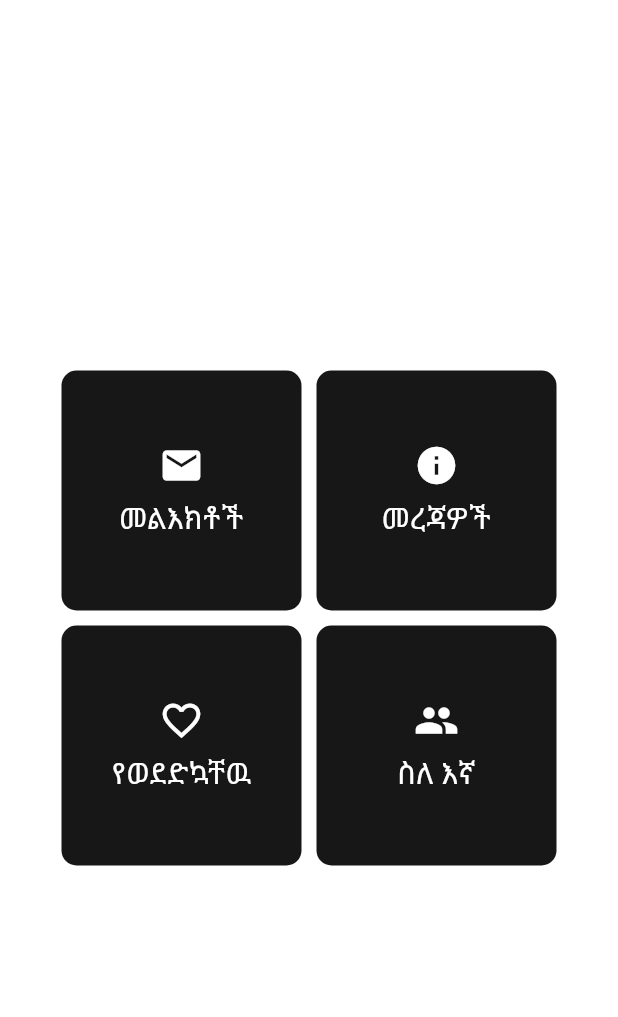
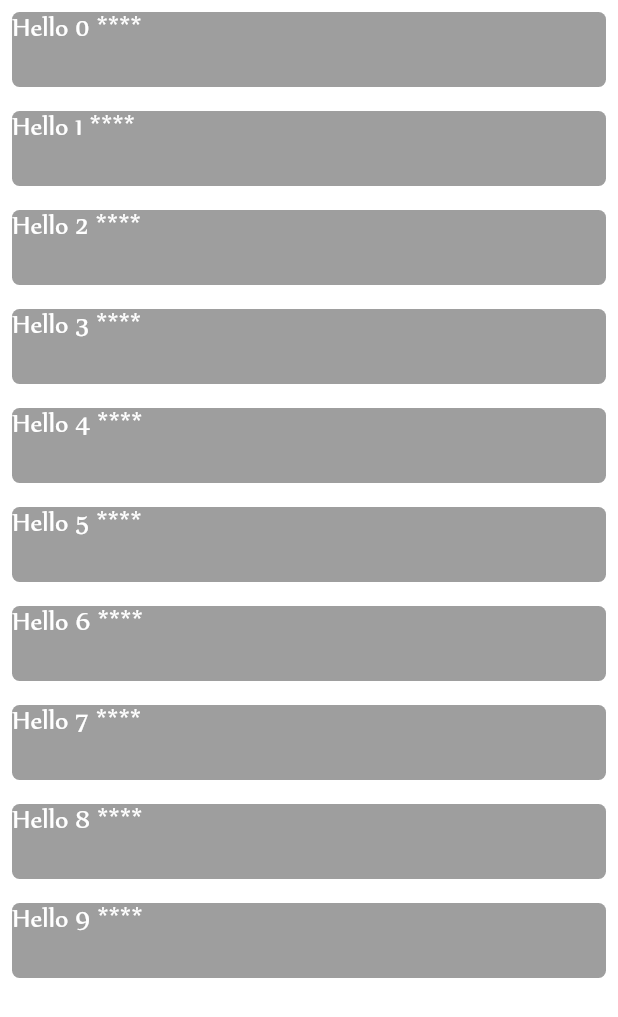
Before and after one commit to hailemix/EnenaAnchi_Flutter, a Flutter app: the screen it shows after launch, after a tap on "መረጃዎች", on a phone screen of 412 x 824 dp. Shown: the top 1017 px of the screen. Run offline on Flutter 3.47's test engine with Material 2 defaults, Android fonts, the phone set to English and light mode, and no system bars; our stand-ins replace firebase_messaging, like_button, share, simple_animations, sqflite; missing offline and left inert: firebase_admob; accounts and stored records are empty.

Commit message:
Additional Information Content is added.

```diff
--- /dev/null
+++ b/lib/information_class.dart
@@ -0,0 +1,81 @@
+import 'package:enena_anchi/information_details.class.dart';
+import 'package:enena_anchi/information_json_model.dart';
+import 'package:flutter/cupertino.dart';
+import 'package:flutter/material.dart';
+
+class InformationClass extends StatefulWidget {
+  @override
+  InformationClassState createState() => InformationClassState();
+}
+
+class InformationClassState extends State<InformationClass> {
+  String zBestContents = "";
+
+  @override
+  Widget build(BuildContext context) {
+    return Container(color: Colors.white, child: informationJsonAccessor());
+  }
+
+  Widget informationJsonAccessor() {
+    return FutureBuilder<InformationJsonContent>(
+      future: loadInformationContent(),
+      builder: (context, snapshot) {
+        if (snapshot.hasData) {
+          return ListView.builder(
+            itemCount: 10,
+            itemBuilder: (BuildContext context, int index) {
+              return GestureDetector(
+                child: Padding(
+                  padding: const EdgeInsets.all(8.0),
+                  child: Container(
+                    height: 50.0,
+                    decoration: BoxDecoration(
+                        borderRadius: BorderRadius.circular(5.0),
+                        color: Colors.grey),
+                    child: Text(
+                      'Hello $index ****',
+                      style: TextStyle(fontSize: 20.0),
+                    ),
+                  ),
+                ),
+                onTap: () {
+                  zBestContents = snapshot.data.allContents[index];
+                  Navigator.push(
+                      context,
+                      InformationClassBackRoute(
+                          builder: (context) =>
+                              InformationDetails(infoContent: zBestContents)));
+                },
+              );
+            },
+          );
+        } else if (snapshot.hasError) {
+          return Center(
+              child: Text(
+                  "Fetching data has an error.Details: ${snapshot.error}"));
+        }
+
+        return Center(
+          child: RefreshProgressIndicator(
+            backgroundColor: CupertinoColors.black,
+          ),
+        );
+      },
+    );
+  }
+}
+
+class InformationClassBackRoute<T> extends MaterialPageRoute<T> {
+  InformationClassBackRoute({WidgetBuilder builder, RouteSettings settings})
+      : super(builder: builder, settings: settings);
+
+  @override
+  Widget buildTransitions(BuildContext context, Animation<double> animation,
+      Animation<double> secondaryAnimation, Widget child) {
+    if (settings.isInitialRoute) return child;
+    return ScaleTransition(
+      scale: animation,
+      child: child,
+    );
+  }
+}
--- /dev/null
+++ b/lib/information_details.class.dart
@@ -0,0 +1,36 @@
+import 'package:enena_anchi/information_class.dart';
+import 'package:flutter/cupertino.dart';
+import 'package:flutter/material.dart';
+
+class InformationDetails extends StatefulWidget {
+  final String infoContent;
+
+  InformationDetails({Key key, @required this.infoContent}) : super(key: key);
+
+  @override
+  _InformationDetailsState createState() => _InformationDetailsState();
+}
+
+class _InformationDetailsState extends State<InformationDetails> {
+  @override
+  Widget build(BuildContext context) {
+    return MaterialApp(
+      home: Scaffold(
+        appBar: AppBar(
+          title: Text('Best Contents'),
+          leading: CupertinoButton(
+            child: Icon(
+              CupertinoIcons.back,
+              color: CupertinoColors.activeBlue,
+            ),
+            onPressed: () {
+              Navigator.push(context,
+                  MaterialPageRoute(builder: (context) => InformationClass()));
+            },
+          ),
+        ),
+        body: Center(child: Text(widget.infoContent)),
+      ),
+    );
+  }
+}
--- /dev/null
+++ b/lib/information_json_model.dart
@@ -0,0 +1,25 @@
+import 'dart:convert';
+
+import 'package:flutter/services.dart';
+
+class InformationJsonContent {
+  List<String> allContents;
+
+  InformationJsonContent({this.allContents});
+
+  factory InformationJsonContent.fromJson(Map<String, dynamic> parsedJson) {
+    List<String> fullContents = parsedJson['allInfoContents'].cast<String>();
+
+    return InformationJsonContent(allContents: fullContents);
+  }
+}
+
+Future<String> _loadContents() async {
+  return await rootBundle.loadString('jsonStore/bestContents.json');
+}
+
+Future<InformationJsonContent> loadInformationContent() async {
+  String jsonString = await _loadContents();
+  final jsonResponse = json.decode(jsonString);
+  return InformationJsonContent.fromJson(jsonResponse);
+}
--- a/lib/main.dart
+++ b/lib/main.dart
@@ -1,5 +1,6 @@
 import 'package:enena_anchi/about_us.dart';
 import 'package:enena_anchi/favourites_class.dart';
+import 'package:enena_anchi/information_class.dart';
 import 'package:enena_anchi/messages_class.dart';
 import 'package:firebase_admob/firebase_admob.dart';
 import 'package:flutter/cupertino.dart';
@@ -82,10 +83,8 @@ class _HomeClassState extends State<HomeClass>
                               )
                             ),
                             onTap: () {
-                              setState(() {
                                 Navigator.push(context, MaterialPageRoute(
                                     builder: (context) => RomanceApp()));
-                              });
                             },
                           )
                       ),
@@ -111,7 +110,11 @@ class _HomeClassState extends State<HomeClass>
                               ],
                             ),
                             ),
-                            onTap: () {}
+                            onTap: () {
+                              Navigator.push(context, MaterialPageRoute(
+                                  builder: (context) => InformationClass()
+                              ));
+                            }
                         ),
                       ),
                     ),
@@ -147,11 +150,9 @@ class _HomeClassState extends State<HomeClass>
                                 ],
                               ),),
                             onTap: () {
-                              setState(() {
                                 Navigator.push(context, MaterialPageRoute(
                                     builder: (context) => MyFavourites()
                                 ));
-                              });
                             }
                         ),
                       ),),
@@ -178,10 +179,8 @@ class _HomeClassState extends State<HomeClass>
                                 ],
                               ),),
                             onTap: () {
-                              setState(() {
                                 Navigator.push(context, MaterialPageRoute(
                                     builder: (context) => AboutUs()));
-                              });
                             },
                           )
                       ),
--- a/lib/messages_class.dart
+++ b/lib/messages_class.dart
@@ -36,7 +36,7 @@ class MyHomePageState extends State<RomanceApp> with TickerProviderStateMixin {
   AnimationController _tapAnimationController;
   bool animationIsCompleted = false;
   bool isTapped = false;
-  String finalContent = '';
+  String finalContent = "";
   BannerAd _bannerAd;
   InterstitialAd _myInterstitial;
   FirebaseMessaging _firebaseMessaging = FirebaseMessaging();
@@ -353,7 +353,7 @@ class MyHomePageState extends State<RomanceApp> with TickerProviderStateMixin {
           }
           return Center(
               child: RefreshProgressIndicator(
-                  backgroundColor: CupertinoColors.white));
+                  backgroundColor: CupertinoColors.black));
         });
   }
 }
--- a/pubspec.yaml
+++ b/pubspec.yaml
@@ -55,6 +55,7 @@ flutter:
   # To add assets to your application, add an assets section, like this:
   assets:
    - jsonStore/enenaAnchi.json
+   - jsonStore/bestContents.json
 
 
   # An image asset can refer to one or more resolution-specific "variants", see
```
Also changed, not shown: jsonStore/bestContents.json (added, +14 -0 lines).
